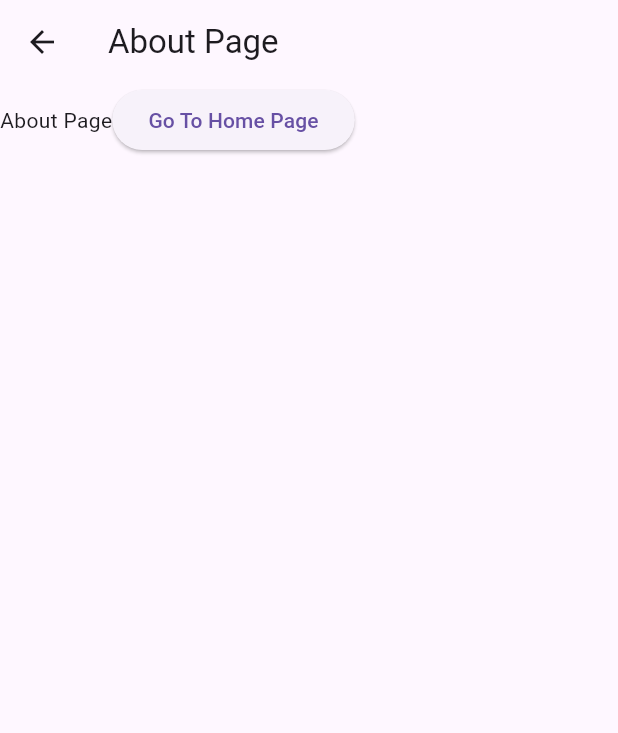
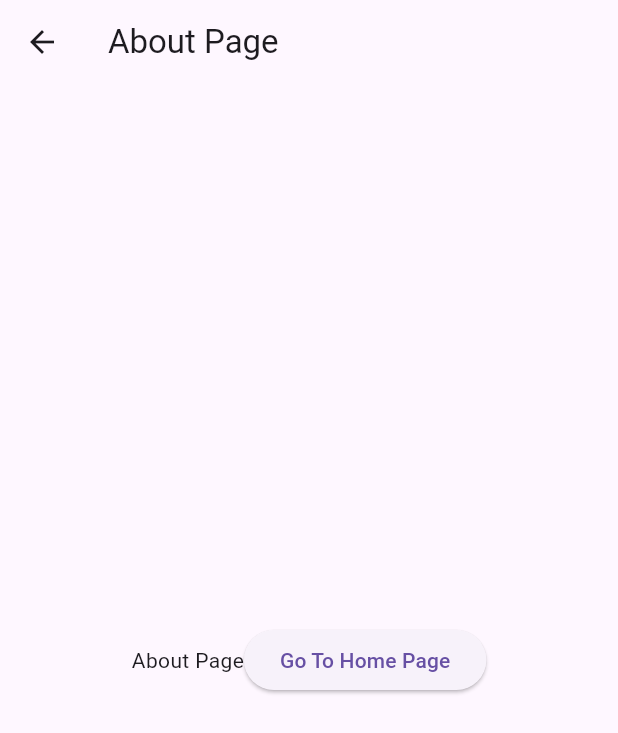
Before and after one commit to MyoWin-andrDev/Flutter-Practice, a Flutter app: the screen it shows after launch, after a tap on "Go To About Page", on a phone screen of 412 x 824 dp. Shown: the top 733 px of the screen. Run offline on Flutter 3.47's test engine with Material 3 defaults, Android fonts, the phone set to English and light mode, and no system bars.

Commit message:
Split File

```diff
--- a/simple_flutter/lib/3_11_Routes/main.dart
+++ b/simple_flutter/lib/3_11_Routes_Axis/main.dart
@@ -25,17 +25,18 @@ class Home extends StatelessWidget{
               icon: Icon(Icons.person))
         ],
       ),
-      body: Column(
+      body: Center(
+        child: Column(
+          mainAxisAlignment : MainAxisAlignment.center,
           children: [
             Text("Home Page"),
             ElevatedButton(
                 onPressed : (){
-                Navigator.push(
-                    context,
-                    MaterialPageRoute(builder: (context) => About()));
+                  Navigator.pushNamed(context, '/About');
                 },
                 child: Text("Go To About Page"))
           ],
+        ),
       ),
     );
   }
@@ -50,14 +51,18 @@ class About extends StatelessWidget {
       appBar: AppBar(
         title: Text("About Page"),
       ),
-      body: Row(
+      body: Center(
+        child: Row(
+          mainAxisAlignment: MainAxisAlignment.center,
           children: [
             Text("About Page"),
             ElevatedButton(
-              onPressed: (){ Navigator.push(context,
-                  MaterialPageRoute(builder: (context) => Home()));},
+                onPressed: (){
+                 Navigator.pushNamed(context, '/');
+                },
                 child: Text("Go To Home Page"))
           ],
+        ),
       ),
     );
   }
--- /dev/null
+++ b/simple_flutter/lib/3_12_Split/About.dart
@@ -0,0 +1,27 @@
+import 'package:flutter/material.dart';
+
+class About extends StatelessWidget {
+  const About({super.key});
+
+  @override
+  Widget build(BuildContext context) {
+    return Scaffold(
+      appBar: AppBar(
+        title: Text("About Page"),
+      ),
+      body: Center(
+        child: Row(
+          mainAxisAlignment: MainAxisAlignment.center,
+          children: [
+            Text("About Page"),
+            ElevatedButton(
+                onPressed: (){
+                  Navigator.pushNamed(context, '/');
+                },
+                child: Text("Go To Home Page"))
+          ],
+        ),
+      ),
+    );
+  }
+}
--- /dev/null
+++ b/simple_flutter/lib/3_12_Split/Home.dart
@@ -0,0 +1,31 @@
+import 'package:flutter/material.dart';
+
+class Home extends StatelessWidget{
+  @override
+  Widget build(BuildContext context) {
+    return Scaffold(
+      appBar: AppBar(
+        title: Text("Home Page"),
+        actions: [
+          Icon(Icons.home),
+          IconButton(
+              onPressed: () => print("Person Btn Clicked"),
+              icon: Icon(Icons.person))
+        ],
+      ),
+      body: Center(
+        child: Column(
+          mainAxisAlignment : MainAxisAlignment.center,
+          children: [
+            Text("Home Page"),
+            ElevatedButton(
+                onPressed : (){
+                  Navigator.pushNamed(context, '/About');
+                },
+                child: Text("Go To About Page"))
+          ],
+        ),
+      ),
+    );
+  }
+}
--- /dev/null
+++ b/simple_flutter/lib/3_12_Split/Main.dart
@@ -0,0 +1,16 @@
+import 'package:flutter/cupertino.dart';
+import 'package:flutter/material.dart';
+import 'package:simple_flutter/3_12_Split/About.dart';
+import 'package:simple_flutter/3_12_Split/Home.dart';
+
+void main(){
+  runApp(
+    MaterialApp(
+      debugShowCheckedModeBanner: false,
+      routes: {
+        '/' : (context) => Home(),
+        '/About' : (context) => About()
+      },
+    )
+  );
+}
```
Lines whose indentation alone changed are shown as unchanged.
